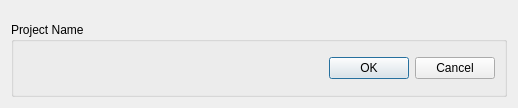
The window that files/ui/filedialog.ui (OpenMW/openmw) describes before a commit, drawn with Qt 5.
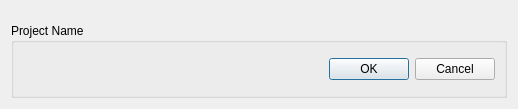
The same window after the commit.

Diff of the .ui file:
```diff
--- a/files/ui/filedialog.ui
+++ b/files/ui/filedialog.ui
@@ -7,7 +7,7 @@
     <x>0</x>
     <y>0</y>
     <width>518</width>
-    <height>108</height>
+    <height>109</height>
    </rect>
   </property>
   <property name="sizePolicy">
@@ -52,7 +52,7 @@
       </property>
       <item>
        <widget class="QWidget" name="projectWidget" native="true">
-        <layout class="QHBoxLayout" name="projectButtonBoxLayout">
+        <layout class="QVBoxLayout" name="verticalLayout_2">
          <item>
           <widget class="QDialogButtonBox" name="projectButtonBox">
            <property name="standardButtons">
```
